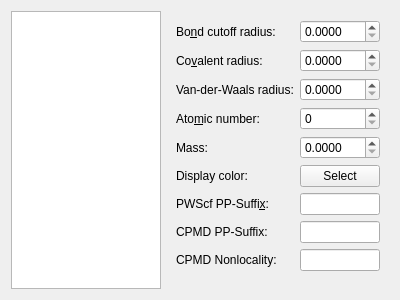
sgsaenger/vipster, file vipster/qt/psewidget.ui: the form before one commit.
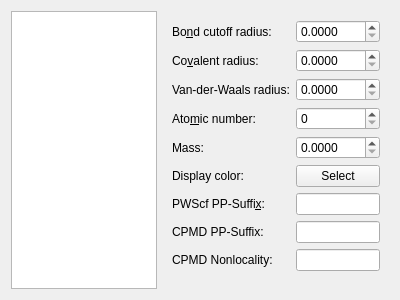
The form after the commit.

Commit message:
improved PSE-lookup, fixed PSE-widget
lookup needlessly used exceptions and multiple lookups for a single key
widget limited mass and atom number to <100

What changed in the file:
```diff
--- a/vipster/qt/psewidget.ui
+++ b/vipster/qt/psewidget.ui
@@ -115,6 +115,9 @@
         <property name="decimals">
          <number>4</number>
         </property>
+        <property name="maximum">
+         <double>1000.000000000000000</double>
+        </property>
        </widget>
       </item>
       <item row="1" column="1">
@@ -132,7 +135,11 @@
        </widget>
       </item>
       <item row="3" column="1">
-       <widget class="QSpinBox" name="zSel"/>
+       <widget class="QSpinBox" name="zSel">
+        <property name="maximum">
+         <number>200</number>
+        </property>
+       </widget>
       </item>
       <item row="6" column="0">
        <widget class="QLabel" name="pwppLabel">
```
The commit also changes 1 other file.
